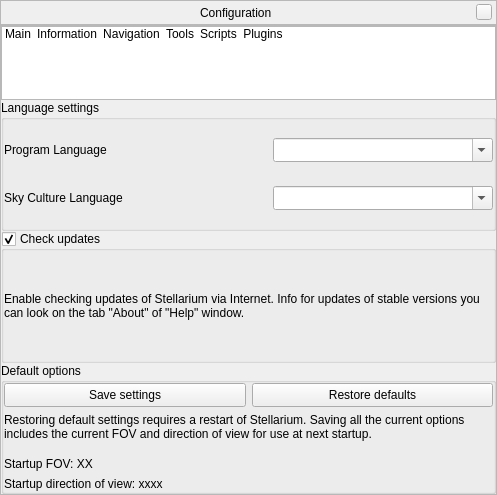
519984307/stellarium_src, file src/gui/configurationDialog.ui: the form before one commit.
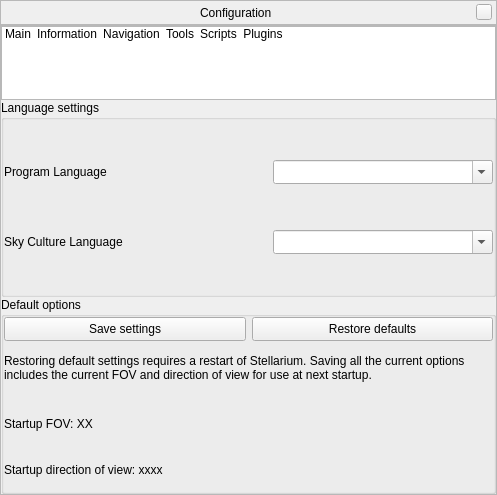
The form after the commit. Icons and pictures are not drawn. Custom widgets are drawn as their Qt base class.

Commit message: Check of updates has been removed

```diff
--- a/src/gui/configurationDialog.ui
+++ b/src/gui/configurationDialog.ui
@@ -268,43 +268,6 @@
             </layout>
            </widget>
           </item>
-          <item>
-           <widget class="QGroupBox" name="groupBoxUpdates">
-            <property name="title">
-             <string>Check updates</string>
-            </property>
-            <property name="flat">
-             <bool>true</bool>
-            </property>
-            <property name="checkable">
-             <bool>true</bool>
-            </property>
-            <layout class="QHBoxLayout" name="horizontalLayoutForUpdatesBox">
-             <property name="leftMargin">
-              <number>0</number>
-             </property>
-             <property name="topMargin">
-              <number>0</number>
-             </property>
-             <property name="rightMargin">
-              <number>0</number>
-             </property>
-             <property name="bottomMargin">
-              <number>0</number>
-             </property>
-             <item>
-              <widget class="QLabel" name="labelUpdates">
-               <property name="text">
-                <string>Enable checking updates of Stellarium via Internet. Info for updates of stable versions you can look on the tab &quot;About&quot; of &quot;Help&quot; window.</string>
-               </property>
-               <property name="wordWrap">
-                <bool>true</bool>
-               </property>
-              </widget>
-             </item>
-            </layout>
-           </widget>
-          </item>
           <item>
            <widget class="QGroupBox" name="groupBox_6">
             <property name="title">
```
The commit also changes 4 other files.
